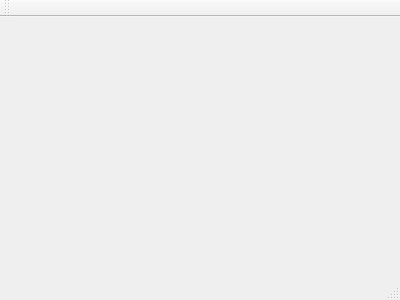
Before: the Qt Designer form Weather/weather.ui in ShihoVN/HiveChime, drawn with Qt 5.
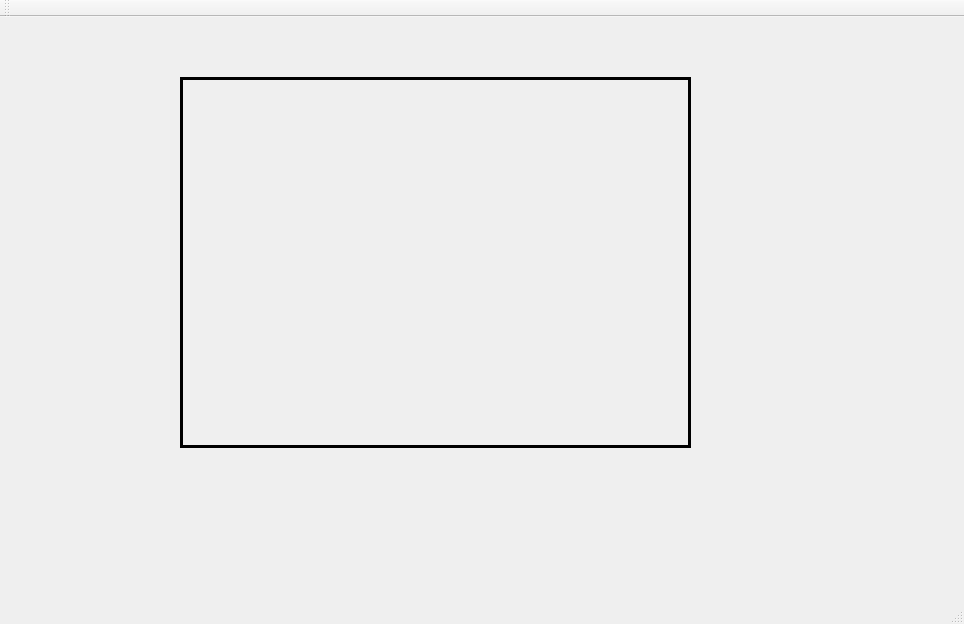
After: the same form once the commit is applied.

Commit message: Visualization FrameWork

Patch:
```diff
--- a/Weather/weather.ui
+++ b/Weather/weather.ui
@@ -6,8 +6,8 @@
    <rect>
     <x>0</x>
     <y>0</y>
-    <width>400</width>
-    <height>300</height>
+    <width>964</width>
+    <height>624</height>
    </rect>
   </property>
   <property name="windowTitle">
@@ -27,6 +27,25 @@
      <string/>
     </property>
    </widget>
+   <widget class="QLabel" name="label_2">
+    <property name="geometry">
+     <rect>
+      <x>180</x>
+      <y>60</y>
+      <width>511</width>
+      <height>371</height>
+     </rect>
+    </property>
+    <property name="frameShape">
+     <enum>QFrame::Box</enum>
+    </property>
+    <property name="lineWidth">
+     <number>3</number>
+    </property>
+    <property name="text">
+     <string/>
+    </property>
+   </widget>
   </widget>
   <widget class="QMenuBar" name="menuBar">
    <property name="geometry">
```
Left out of the diff: 4 changed lines with no effect on the pictures. The commit also changes 12 other files.
